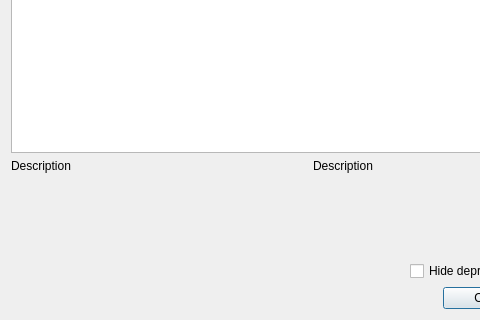
Before: the Qt Designer form src/ui/qgsdatumtransformdialogbase.ui in qgis/QGIS, drawn with Qt 5; both pictures show x 0 to 480 and y 188 to 508 of the 620 by 508 pixel window.
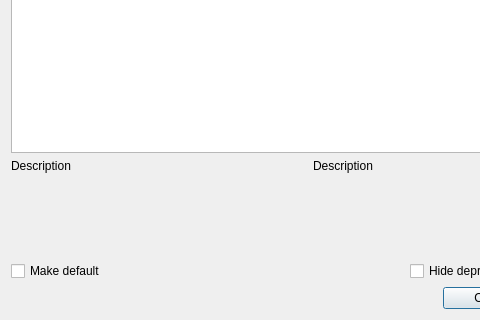
After: the same form once the commit is applied. Custom widgets are drawn as their Qt base class.

Commit message:
[needs-docs] Add a "Make Default" checkbox in the datum transform selection dialog
If checked, the selected transformation will be set as a default
for all newly created projects (this can later be changed
in the usual place in Options - CRS)

Sponsored by ICSM

Patch:
```diff
--- a/src/ui/qgsdatumtransformdialogbase.ui
+++ b/src/ui/qgsdatumtransformdialogbase.ui
@@ -134,6 +134,16 @@
    </item>
    <item row="3" column="0" colspan="2">
     <layout class="QHBoxLayout" name="horizontalLayout">
+     <item>
+      <widget class="QCheckBox" name="mMakeDefaultCheckBox">
+       <property name="toolTip">
+        <string>If checked, the selected transformation will become the default choice in all new projects</string>
+       </property>
+       <property name="text">
+        <string>Make default</string>
+       </property>
+      </widget>
+     </item>
      <item>
       <spacer name="horizontalSpacer">
        <property name="orientation">
```
Left out of the diff: 2 changed lines with no effect on the pictures. The commit also changes 3 other files.
